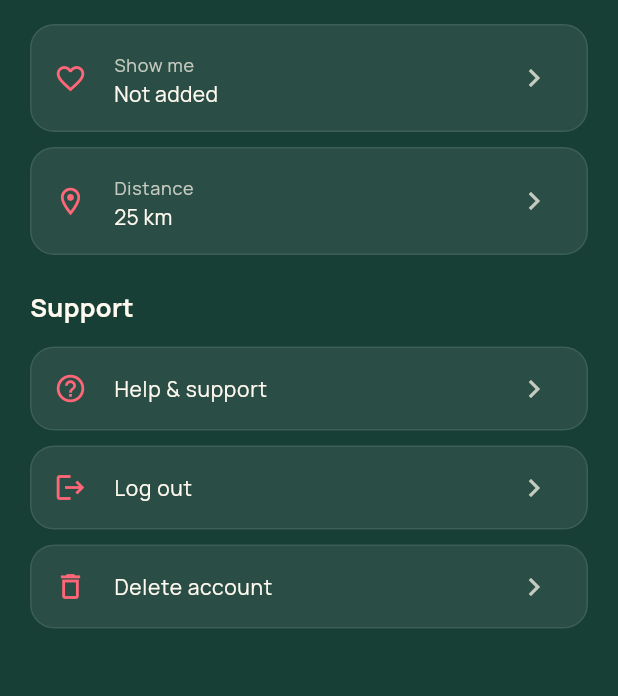
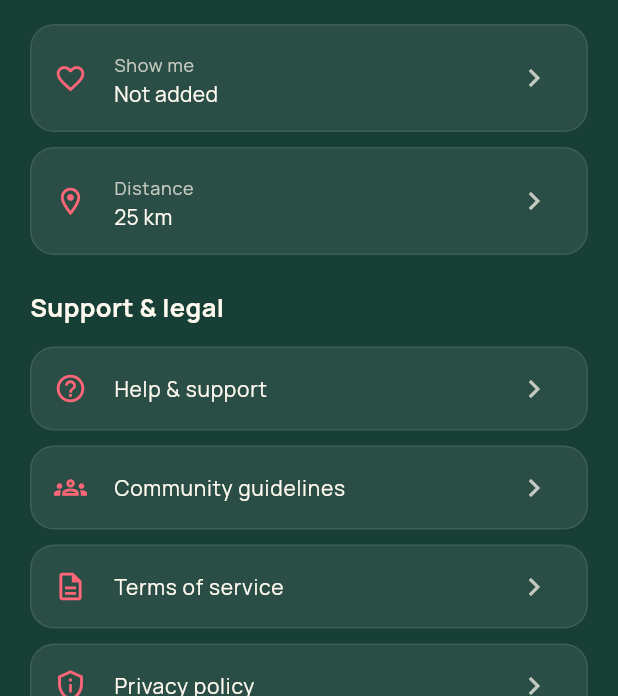
Before and after one commit to AnkaraoBalu/Dating-App, a Flutter app: the ProfileSettingsScreen widget shown alone on an empty page, opened directly with empty values, on a phone screen of 412 x 824 dp, the part 540-1236 px from its top. Run offline on Flutter 3.47's test engine with Material 3 defaults, Android fonts, the phone set to English and light mode, and no system bars; our stand-ins replace app_links, camera, firebase_core, firebase_messaging, flutter_dotenv, flutter_local_notifications and 6 more; missing offline and left inert: clerk_flutter, flutter_ringtone_player, livekit_client, record; accounts and stored records are empty; generated files the repository leaves out were written again.

Commit message:
Open Terms, Privacy and support pages from the app
- Login Terms / Privacy links open just2.in/terms and /privacy instead of
  "not published yet" notices.
- Settings gets a Support & legal section: Help & support, Community
  guidelines, Terms of service and Privacy policy.

Co-Authored-By: Claude Opus 5.5 <noreply@anthropic.com>

```diff
--- /dev/null
+++ b/DatingAPP/lib/core/constants/legal_links.dart
@@ -0,0 +1,21 @@
+import 'package:flutter/material.dart';
+import 'package:url_launcher/url_launcher.dart';
+
+/// Public Just2 web pages that the app links to (terms, privacy, support).
+abstract final class LegalLinks {
+  static const website = 'https://just2.in';
+  static final terms = Uri.parse('$website/terms');
+  static final privacy = Uri.parse('$website/privacy');
+  static final communityGuidelines = Uri.parse('$website/community-guidelines');
+  static final support = Uri.parse('$website/support');
+}
+
+/// Opens [uri] in an in-app browser tab, with a notice if that is not possible.
+Future<void> openLegalLink(BuildContext context, Uri uri) async {
+  final opened = await launchUrl(uri, mode: LaunchMode.inAppBrowserView);
+  if (!opened && context.mounted) {
+    ScaffoldMessenger.of(context).showSnackBar(
+      SnackBar(content: Text('Could not open ${uri.host}${uri.path}.')),
+    );
+  }
+}
--- a/DatingAPP/lib/features/login/data/login_copy.dart
+++ b/DatingAPP/lib/features/login/data/login_copy.dart
@@ -3,10 +3,6 @@ abstract final class LoginCopy {
   static const brandAgreement = 'By continuing, you agree to our';
   static const terms = 'Terms';
   static const privacyPolicy = 'Privacy Policy';
-  static const termsUnavailable =
-      'Our terms are not published yet. Please check back soon.';
-  static const privacyUnavailable =
-      'Our privacy policy is not published yet. Please check back soon.';
 
   static const enterEmail = 'Sign in with email';
   static const enterPhone = 'Enter your number';
--- a/DatingAPP/lib/features/profile/presentation/screens/profile_settings_screen.dart
+++ b/DatingAPP/lib/features/profile/presentation/screens/profile_settings_screen.dart
@@ -1,6 +1,7 @@
 import 'package:clerk_flutter/clerk_flutter.dart';
 import 'package:flutter/material.dart';
 import 'package:dating_app/features/demo_auth/data/demo_session.dart';
+import '../../../../core/constants/legal_links.dart';
 import '../../../../core/theme/theme.dart';
 import '../../../../core/widgets/distance_slider.dart';
 import '../../data/profile_controller.dart';
@@ -246,25 +247,26 @@ class ProfileSettingsScreen extends StatelessWidget {
             icon: Icons.location_on_outlined,
             onTap: () => _distancePreference(context),
           ),
-          const ProfileSection('Support'),
+          const ProfileSection('Support & legal'),
           ProfileTile(
             title: 'Help & support',
             icon: Icons.help_outline,
-            onTap: () => showDialog<void>(
-              context: context,
-              builder: (context) => AlertDialog(
-                title: const Text('Need a hand?'),
-                content: const Text(
-                  'You can update your information, manage photos, and pause discovery from your profile. You can delete your account from Settings at any time. For anything else, visit just2.in/support.',
-                ),
-                actions: [
-                  TextButton(
-                    onPressed: () => Navigator.pop(context),
-                    child: const Text('Close'),
-                  ),
-                ],
-              ),
-            ),
+            onTap: () => openLegalLink(context, LegalLinks.support),
+          ),
+          ProfileTile(
+            title: 'Community guidelines',
+            icon: Icons.groups_outlined,
+            onTap: () => openLegalLink(context, LegalLinks.communityGuidelines),
+          ),
+          ProfileTile(
+            title: 'Terms of service',
+            icon: Icons.description_outlined,
+            onTap: () => openLegalLink(context, LegalLinks.terms),
+          ),
+          ProfileTile(
+            title: 'Privacy policy',
+            icon: Icons.privacy_tip_outlined,
+            onTap: () => openLegalLink(context, LegalLinks.privacy),
           ),
           ProfileTile(
             title: 'Log out',
```
Also changed, not shown: DatingAPP/lib/features/login/presentation/screens/login_screen.dart (+3 -38 lines), 1 other file.
